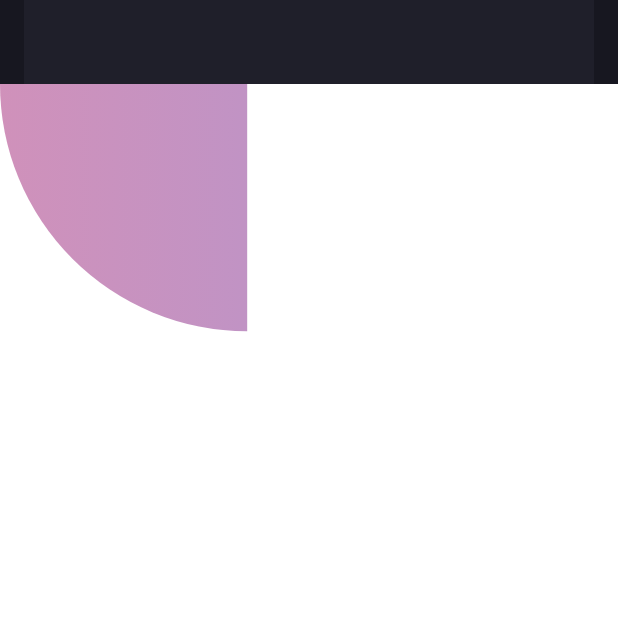
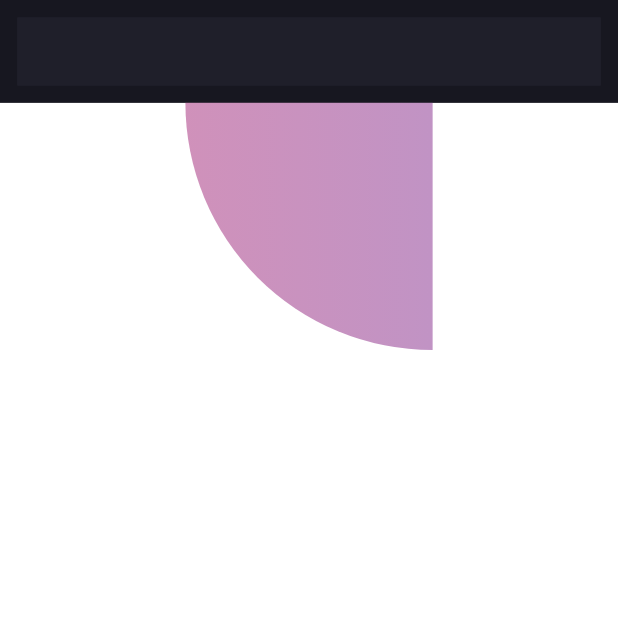
Before and after one commit to jinosh05/brave_browser_clone, a Flutter app: the screen it shows after launch, on a phone screen of 412 x 824 dp, the top half of it. Run offline on Flutter 3.47's test engine with Material 2 defaults, Android fonts, the phone set to English and light mode, and no system bars; our stand-ins replace permission_handler, shared_preferences; missing offline and left inert: flutter_downloader.

Commit message:
Appbar modified to avoid some UI issue

```diff
--- a/lib/screens/dummy.dart
+++ b/lib/screens/dummy.dart
@@ -16,30 +16,31 @@ class _DummyState extends State<Dummy> {
   @override
   Widget build(BuildContext context) {
     return Scaffold(
-      appBar: AppBar(
-        elevation: 0,
-        backgroundColor: AppColors.blackRussian,
-        title: Padding(
-          padding: Space.vf(AppDimensions.normalize(
-            2,
-          )),
+      body: SafeArea(
+        child: Column(
+          children: [
+            Container(
+              color: AppColors.blackRussian,
+              padding: Space.all(
+                AppDimensions.normalize(
+                  0.25,
+                ),
+              ),
               child: Container(
                 padding: Space.all(
-              AppDimensions.normalize(5),
+                  AppDimensions.normalize(0.5),
                 ),
                 decoration: BoxDecoration(
                   borderRadius: BorderRadius.circular(
-                AppDimensions.normalize(2),
+                    AppDimensions.normalize(0.2),
                   ),
                   color: AppColors.secondary,
                 ),
               ),
             ),
+            const GradientArc(),
+          ],
         ),
-      body: Column(
-        children: const [
-          GradientArc(),
-        ],
       ),
     );
   }
```
Lines whose indentation alone changed are shown as unchanged.
